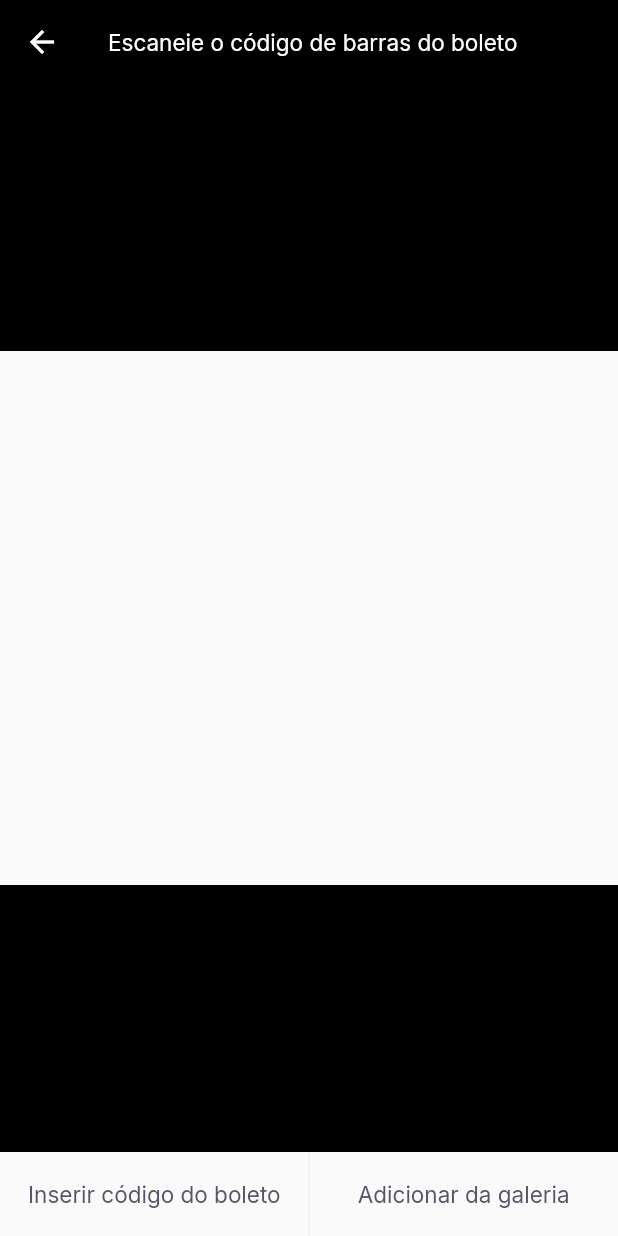
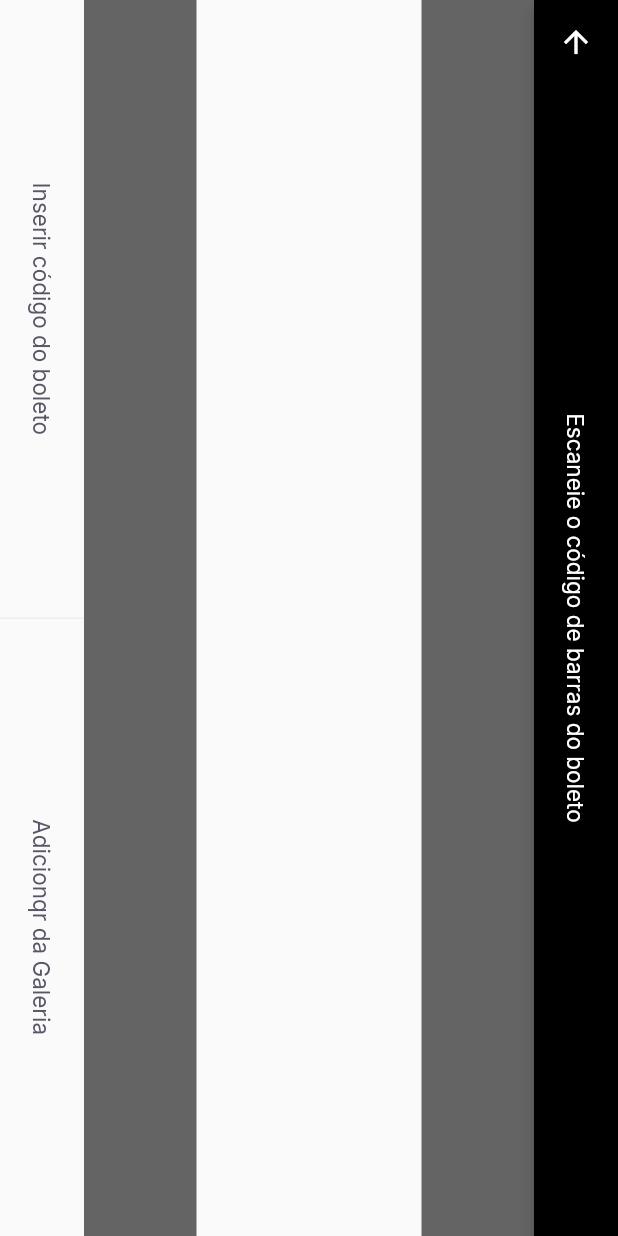
Before and after one commit to wilker123/Pay-Flow-NLW, a Flutter app: the BarcodeScannerPage screen opened by its route, on a phone screen of 412 x 824 dp. Run offline on Flutter 3.47's test engine with Material 2 defaults, Android fonts, the phone set to English and light mode, and no system bars; our stand-ins replace firebase_core, google_fonts, google_sign_in, shared_preferences; accounts and stored records are empty.

Commit message:
Adicionando rotação no app com RotedBox

```diff
--- a/gerenciador_de_boletos/lib/modules/barcode_scanner/barcode_scanner_page.dart
+++ b/gerenciador_de_boletos/lib/modules/barcode_scanner/barcode_scanner_page.dart
@@ -3,9 +3,10 @@ import 'package:gerenciador_de_boletos/shared/themes/app_colors.dart';
 import 'package:gerenciador_de_boletos/shared/themes/app_text_styles.dart';
 import 'package:gerenciador_de_boletos/shared/widgets/divider_vertical/divider_vertical_widget.dart';
 import 'package:gerenciador_de_boletos/shared/widgets/label_button/label_button.dart';
+import 'package:gerenciador_de_boletos/shared/widgets/set_label_buttons/set_label_buttons.dart';
 
 class BarcodeScannerPage extends StatefulWidget {
-  const BarcodeScannerPage({ Key? key }) : super(key: key);
+  const BarcodeScannerPage({Key? key}) : super(key: key);
 
   @override
   _BarcodeScannerPageState createState() => _BarcodeScannerPageState();
@@ -14,18 +15,28 @@ class BarcodeScannerPage extends StatefulWidget {
 class _BarcodeScannerPageState extends State<BarcodeScannerPage> {
   @override
   Widget build(BuildContext context) {
-    return Scaffold(
-
+    return SafeArea(
+      top: true,
+      bottom: true,
+      left: true,
+      right: true,
+      child: RotatedBox(
+        quarterTurns: 1,
+        child: Scaffold(
           appBar: AppBar(
+            centerTitle: true,
             backgroundColor: Colors.black,
-        title: Text("Escaneie o código de barras do boleto", style: TextStyles.buttonBackground,),
+            title: Text(
+              "Escaneie o código de barras do boleto",
+              style: TextStyles.buttonBackground,
+            ),
             leading: BackButton(color: AppColors.background),
           ),
           body: Column(
             children: [
               Expanded(
                 child: Container(
-              color: Colors.black,
+                  color: Colors.black.withOpacity(0.6),
                 ),
               ),
               Expanded(
@@ -36,29 +47,17 @@ class _BarcodeScannerPageState extends State<BarcodeScannerPage> {
               ),
               Expanded(
                 child: Container(
-              color: Colors.black,
+                  color: Colors.black.withOpacity(0.6),
                 ),
               ),
             ],
           ),
-      bottomNavigationBar: Container(
-        height: 56,
-        child: Row(
-          children: [
-            Expanded(
-              child: LabelButton(
-                label: "Inserir código do boleto",
-                onPressed: (){},
+          bottomNavigationBar: SetLabelButtons(
+            primaryLabel: "Inserir código do boleto",
+            primaryOnPressed: () {},
+            secundaryLabel: "Adicionqr da Galeria",
+            secundaryOnPressed: () {},
           ),
-            ),
-            DividerVerticalWidget(),
-            Expanded(
-              child: LabelButton(
-                label: "Adicionar da galeria",
-                onPressed: (){},
-              ),
-            ),
-          ],
         ),
       ),
     );
--- /dev/null
+++ b/gerenciador_de_boletos/lib/shared/widgets/set_label_buttons/set_label_buttons.dart
@@ -0,0 +1,41 @@
+import 'package:flutter/material.dart';
+import 'package:gerenciador_de_boletos/shared/widgets/divider_vertical/divider_vertical_widget.dart';
+import 'package:gerenciador_de_boletos/shared/widgets/label_button/label_button.dart';
+
+class SetLabelButtons extends StatelessWidget {
+  final String primaryLabel;
+  final VoidCallback primaryOnPressed;
+  final String secundaryLabel;
+  final VoidCallback secundaryOnPressed;
+  const SetLabelButtons({
+    Key? key,
+    required this.primaryLabel,
+    required this.primaryOnPressed,
+    required this.secundaryLabel,
+    required this.secundaryOnPressed
+  }) : super(key: key);
+
+  @override
+  Widget build(BuildContext context) {
+    return Container(
+        height: 56,
+        child: Row(
+          children: [
+            Expanded(
+              child: LabelButton(
+                label: primaryLabel,
+                onPressed: primaryOnPressed
+              ),
+            ),
+            DividerVerticalWidget(),
+            Expanded(
+              child: LabelButton(
+                label: secundaryLabel,
+                onPressed: secundaryOnPressed,
+              ),
+            ),
+          ],
+        ),
+      );
+  }
+}
```
Lines whose indentation alone changed are shown as unchanged.
